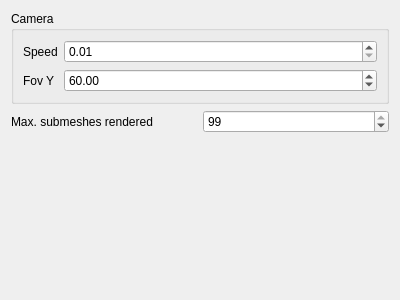
Above: Project2/ui/miscsettingswidget.ui from jesusdz/AGP before the change. Below: the same form after it.
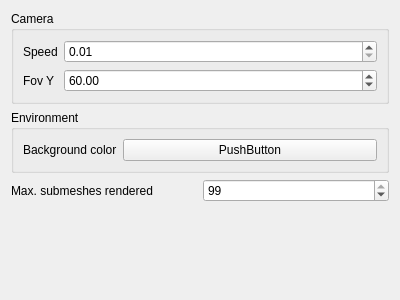
That is the form after the change.

Commit message: Project2: Selection outline implemented (mask and outline shaders added). Background color option added.

Patch:
```diff
--- a/Project2/ui/miscsettingswidget.ui
+++ b/Project2/ui/miscsettingswidget.ui
@@ -57,6 +57,29 @@
      </layout>
     </widget>
    </item>
+   <item>
+    <widget class="QGroupBox" name="groupBox_2">
+     <property name="title">
+      <string>Environment</string>
+     </property>
+     <layout class="QFormLayout" name="formLayout_2">
+      <item row="0" column="1">
+       <widget class="QPushButton" name="buttonBackgroundColor">
+        <property name="text">
+         <string>PushButton</string>
+        </property>
+       </widget>
+      </item>
+      <item row="0" column="0">
+       <widget class="QLabel" name="label_4">
+        <property name="text">
+         <string>Background color</string>
+        </property>
+       </widget>
+      </item>
+     </layout>
+    </widget>
+   </item>
    <item>
     <layout class="QHBoxLayout" name="horizontalLayout">
      <item>
```
The commit also changes 32 other files.
